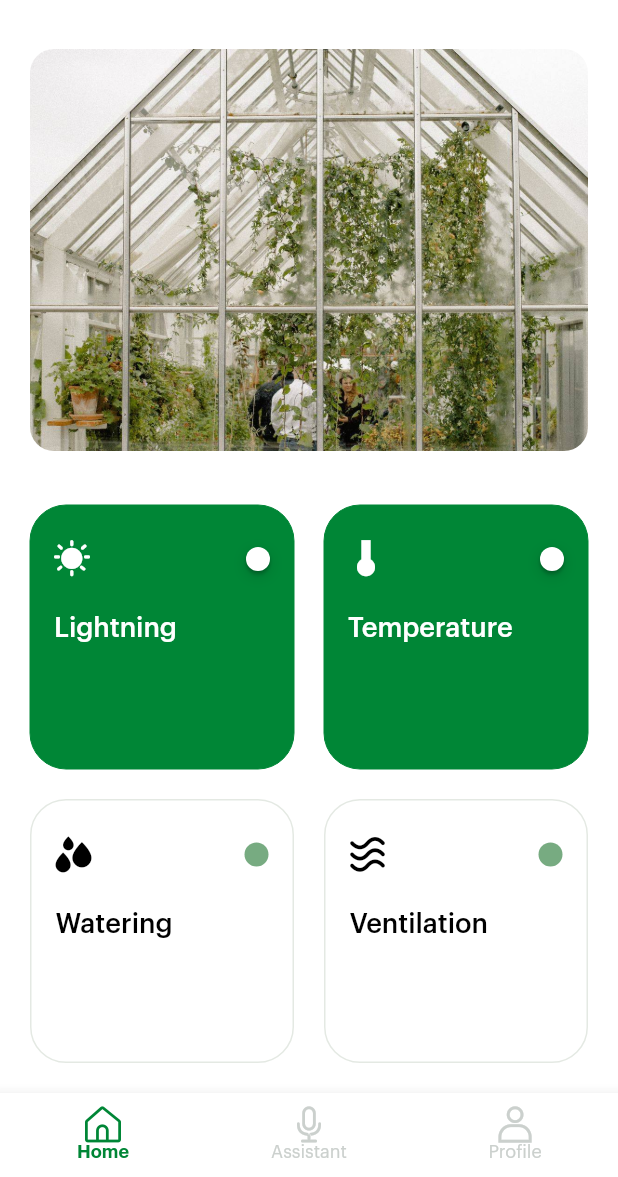
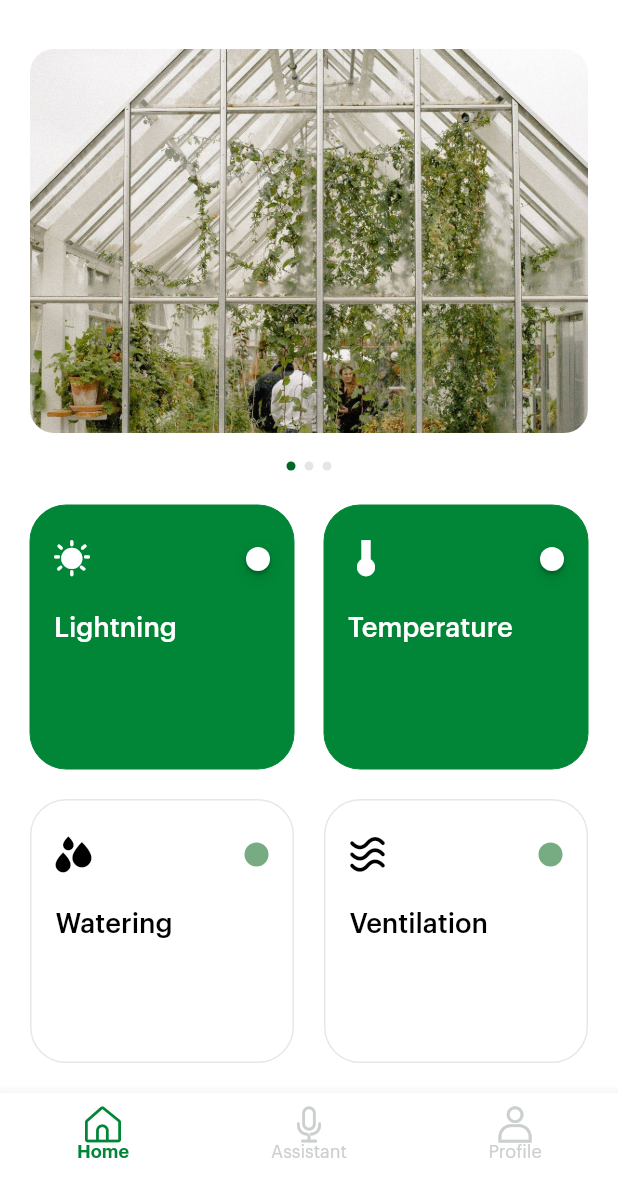
Before and after one commit to shushper/greenhouses, a Flutter app: the screen it shows after launch, after a tap on "Greenhouse 1", on a phone screen of 412 x 824 dp, the part 59-1236 px from its top. Run offline on Flutter 3.47's test engine with Material 2 defaults, Android fonts, the phone set to English and light mode, and no system bars; our stand-ins replace bloc, equatable, flutter_bloc, sleek_circular_slider; missing offline and left inert: flutter_statusbarcolor.

Commit message:
Add PageView with greenhouse images to GreenhouseScreen.

```diff
--- a/lib/data/greenhouse_repository.dart
+++ b/lib/data/greenhouse_repository.dart
@@ -11,6 +11,11 @@ class GreenhouseRepository {
       name: 'Greenhouse 1',
       image: 'assets/images/greenhouse_1.jpeg',
       thumb: 'assets/images/greenhouse_thumb_1.jpeg',
+      images: [
+        'assets/images/greenhouse_1.jpeg',
+        'assets/images/greenhouse_1.jpeg',
+        'assets/images/greenhouse_1.jpeg'
+      ],
       lightning: Lightning(enabled: true, value: 59),
       temperature: Temperature(enabled: true, value: 30),
       watering: Watering(enabled: false, value: 0),
@@ -21,6 +26,11 @@ class GreenhouseRepository {
       name: 'Greenhouse 2',
       image: 'assets/images/greenhouse_2.jpeg',
       thumb: 'assets/images/greenhouse_thumb_2.jpeg',
+      images: [
+        'assets/images/greenhouse_2.jpeg',
+        'assets/images/greenhouse_2.jpeg',
+        'assets/images/greenhouse_2.jpeg'
+      ],
       lightning: Lightning(enabled: true, value: 23),
       temperature: Temperature(enabled: true, value: 42),
       watering: Watering(enabled: false, value: 0),
@@ -31,6 +41,11 @@ class GreenhouseRepository {
       name: 'Greenhouse 3',
       image: 'assets/images/greenhouse_3.jpeg',
       thumb: 'assets/images/greenhouse_thumb_3.jpeg',
+      images: [
+        'assets/images/greenhouse_3.jpeg',
+        'assets/images/greenhouse_3.jpeg',
+        'assets/images/greenhouse_3.jpeg'
+      ],
       lightning: Lightning(enabled: false, value: 0),
       temperature: Temperature(enabled: true, value: 23),
       watering: Watering(enabled: true, value: 12),
--- a/lib/models/greenhouse.dart
+++ b/lib/models/greenhouse.dart
@@ -7,6 +7,7 @@ class Greenhouse {
   final int id;
   final String name;
   final String image;
+  final List<String> images;
   final String thumb;
 
   final Lightning lightning;
@@ -19,6 +20,7 @@ class Greenhouse {
     this.id,
     this.name,
     this.image,
+    this.images,
     this.thumb,
     this.lightning,
     this.temperature,
@@ -31,6 +33,7 @@ class Greenhouse {
       id: id,
       name: name,
       image: image,
+      images: images,
       thumb: thumb,
       lightning: lightning ?? this.lightning,
       temperature: temperature,
--- a/lib/screens/main/greenhouse/greenhouse_screen.dart
+++ b/lib/screens/main/greenhouse/greenhouse_screen.dart
@@ -1,3 +1,4 @@
+import 'package:dots_indicator/dots_indicator.dart';
 import 'package:flutter/cupertino.dart';
 import 'package:flutter/material.dart';
 import 'package:flutter_bloc/flutter_bloc.dart';
@@ -50,10 +51,7 @@ class GreenhouseScreenContent extends StatelessWidget {
             body: Column(
               crossAxisAlignment: CrossAxisAlignment.stretch,
               children: <Widget>[
-                Expanded(
-                  flex: 1,
-                  child: ImagesSection(state.greenhouse),
-                ),
+                Expanded(flex: 1, child: ImagesSection(state.greenhouse)),
                 ControlsSection(state.greenhouse),
               ],
             ),
@@ -66,19 +64,55 @@ class GreenhouseScreenContent extends StatelessWidget {
   }
 }
 
-class ImagesSection extends StatelessWidget {
+class ImagesSection extends StatefulWidget {
   final Greenhouse greenhouse;
 
   ImagesSection(this.greenhouse);
 
   @override
+  _ImagesSectionState createState() => _ImagesSectionState();
+}
+
+class _ImagesSectionState extends State<ImagesSection> {
+  int _currentIndexPage = 0;
+  final pageController = PageController();
+
+  @override
   Widget build(BuildContext context) {
+    return Column(
+      children: <Widget>[
+        Expanded(
+            child: PageView(
+              controller: pageController,
+              onPageChanged: (page) {
+                setState(() {
+                  _currentIndexPage = page;
+                });
+              },
+              children: widget.greenhouse.images.map((imageLink) => _createImageWidget(imageLink)).toList()
+            )),
+        DotsIndicator(
+          dotsCount: widget.greenhouse.images.length,
+          position: _currentIndexPage.toDouble(),
+          decorator: DotsDecorator(
+            size: Size.square(6),
+            activeSize: Size.square(6),
+            spacing: EdgeInsets.all(3),
+            color: Color(0xFFE5E5E5),
+            activeColor: Color(0xFF006729),
+          ),
+        )
+      ],
+    );
+  }
+
+  Widget _createImageWidget(String imageLink) {
     return Padding(
       padding: const EdgeInsets.symmetric(horizontal: 20, vertical: 16),
       child: ClipRRect(
         borderRadius: BorderRadius.circular(16.0),
         child: Image.asset(
-          greenhouse.image,
+          imageLink,
           fit: BoxFit.cover,
         ),
       ),
--- a/pubspec.yaml
+++ b/pubspec.yaml
@@ -29,6 +29,7 @@ dependencies:
   bloc: ^4.0.0
   flutter_bloc: ^4.0.0
   equatable: ^1.0.0
+  dots_indicator: ^1.0.0
 
 dev_dependencies:
   flutter_test:
```
Also changed, not shown: pubspec.lock.
